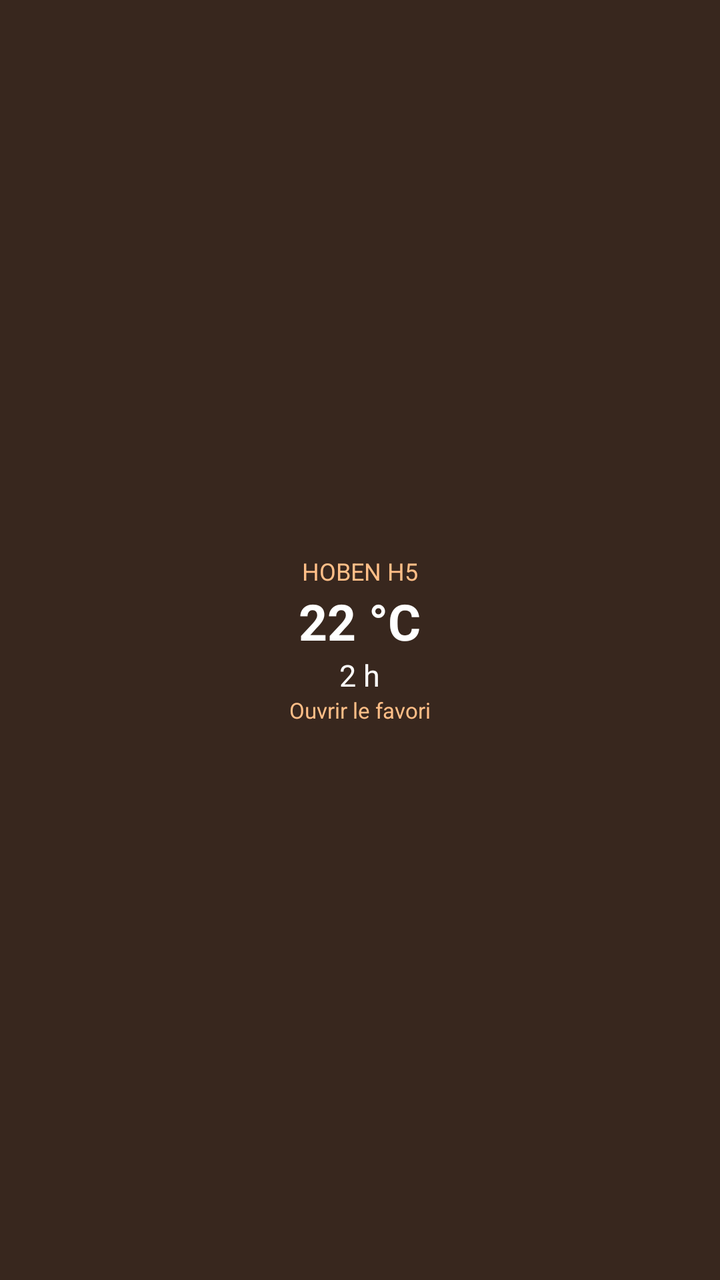
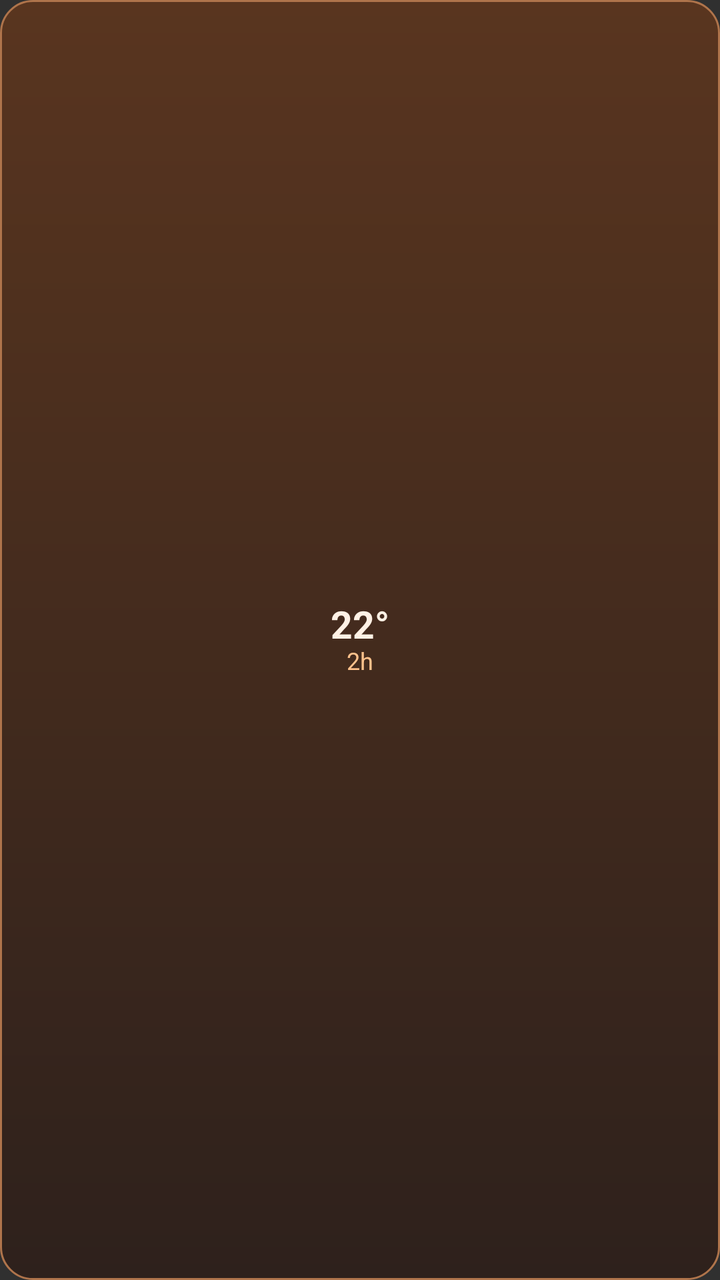

Compare the two renders of this Android layout. The source of the first and the diff that turns it into the second are given below.
<!-- AndroidManifest.xml: application theme android:Theme.Material.NoActionBar -->
<!-- res/layout/hoben_widget.xml -->
<LinearLayout xmlns:android="http://schemas.android.com/apk/res/android"
    android:id="@+id/hoben_widget_root" android:layout_width="match_parent" android:layout_height="match_parent"
    android:orientation="vertical" android:gravity="center" android:padding="10dp" android:background="#38271E">
    <TextView android:layout_width="wrap_content" android:layout_height="wrap_content" android:text="HOBEN H5" android:textColor="#FFBE87" android:textSize="12sp"/>
    <TextView android:id="@+id/hoben_widget_value" android:layout_width="wrap_content" android:layout_height="wrap_content" android:text="22 °C" android:textColor="#FFFFFF" android:textStyle="bold" android:textSize="25sp"/>
    <TextView android:id="@+id/hoben_widget_duration" android:layout_width="wrap_content" android:layout_height="wrap_content" android:text="2 h" android:textColor="#FFFFFF" android:textSize="15sp"/>
    <TextView android:layout_width="wrap_content" android:layout_height="wrap_content" android:text="Ouvrir le favori" android:textColor="#FFBE87" android:textSize="11sp"/>
</LinearLayout>
<!-- resources referenced by this layout -->
<resources>

</resources>

<!-- the commit's change to res/layout/hoben_widget.xml (unified diff, before → after) -->
@@ -1,8 +1,9 @@
 <LinearLayout xmlns:android="http://schemas.android.com/apk/res/android"
     android:id="@+id/hoben_widget_root" android:layout_width="match_parent" android:layout_height="match_parent"
-    android:orientation="vertical" android:gravity="center" android:padding="10dp" android:background="#38271E">
-    <TextView android:layout_width="wrap_content" android:layout_height="wrap_content" android:text="HOBEN H5" android:textColor="#FFBE87" android:textSize="12sp"/>
-    <TextView android:id="@+id/hoben_widget_value" android:layout_width="wrap_content" android:layout_height="wrap_content" android:text="22 °C" android:textColor="#FFFFFF" android:textStyle="bold" android:textSize="25sp"/>
-    <TextView android:id="@+id/hoben_widget_duration" android:layout_width="wrap_content" android:layout_height="wrap_content" android:text="2 h" android:textColor="#FFFFFF" android:textSize="15sp"/>
-    <TextView android:layout_width="wrap_content" android:layout_height="wrap_content" android:text="Ouvrir le favori" android:textColor="#FFBE87" android:textSize="11sp"/>
+    android:orientation="vertical" android:gravity="center" android:padding="3dp" android:background="@drawable/hoben_widget_background"
+    android:contentDescription="Favori Hoben, ouvrir le détail">
+    <TextView android:id="@+id/hoben_widget_value" android:layout_width="match_parent" android:layout_height="wrap_content"
+        android:gravity="center" android:includeFontPadding="false" android:maxLines="1" android:text="22°" android:textColor="#FFF1E5" android:textStyle="bold" android:textSize="19sp"/>
+    <TextView android:id="@+id/hoben_widget_duration" android:layout_width="match_parent" android:layout_height="wrap_content"
+        android:gravity="center" android:includeFontPadding="false" android:maxLines="1" android:text="2h" android:textColor="#FFC28C" android:textSize="12sp"/>
 </LinearLayout>
<!-- resource entries referenced after the edit -->
@@ -1,5 +1,10 @@
 <!-- resources referenced by this layout -->
 <resources>
-
+  <!-- drawable hoben_widget_background (drawable) -->
+  <shape xmlns:android="http://schemas.android.com/apk/res/android" android:shape="rectangle">
+      <gradient android:startColor="#59351F" android:endColor="#2E211C" android:angle="270"/>
+      <corners android:radius="16dp"/>
+      <stroke android:width="1dp" android:color="#AF744B"/>
+  </shape>
 </resources>
 
